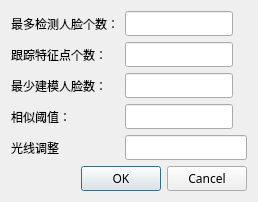
Old version of the form QTFaceDetection/dialogParam.ui in the repository bullud/FaceDetect-2.
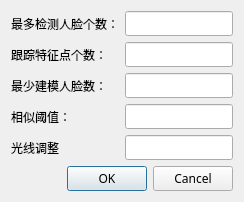
New version of the form.

Commit message: Resolve grayscale display issue

What changed in the file:
```diff
--- a/QTFaceDetection/dialogParam.ui
+++ b/QTFaceDetection/dialogParam.ui
@@ -31,6 +31,9 @@
    <bool>true</bool>
   </property>
   <layout class="QVBoxLayout" name="verticalLayout">
+     <property name="sizeConstraint">
+      <enum>QLayout::SetFixedSize</enum>
+     </property>
    <item>
     <layout class="QGridLayout" name="gridLayout">
      <item row="0" column="0">
```
The commit also changes 1 other file.
